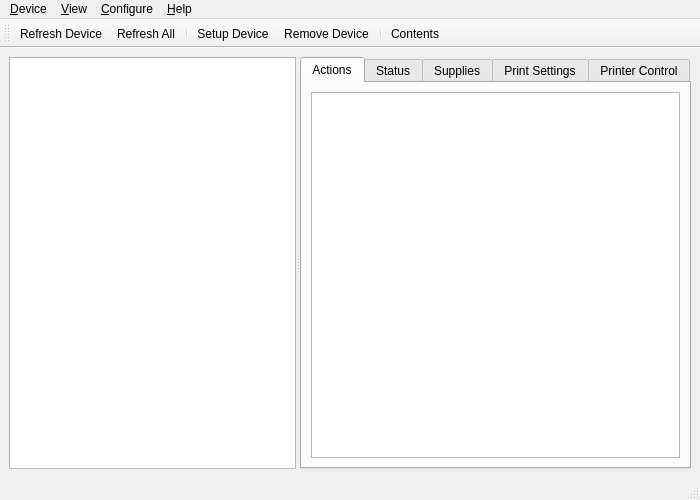
jpopelka/hplip, file ui4/devmgr5_base.ui: the form before one commit.
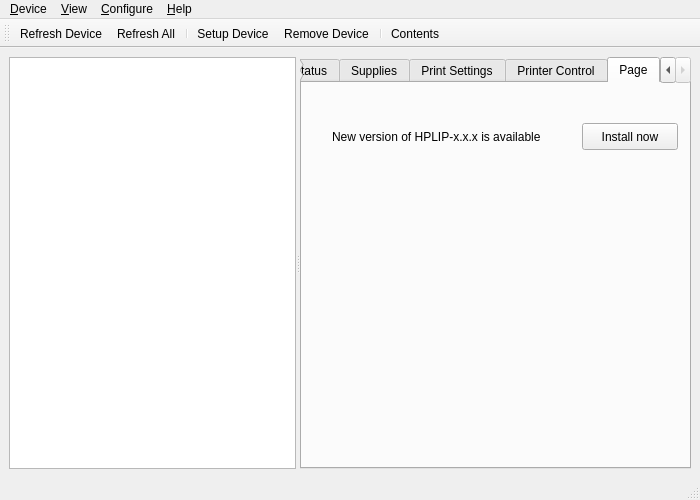
The form after the commit. Custom widgets are drawn as their Qt base class.

```diff
--- a/ui4/devmgr5_base.ui
+++ b/ui4/devmgr5_base.ui
@@ -56,8 +56,11 @@
          <verstretch>0</verstretch>
         </sizepolicy>
        </property>
+       <property name="styleSheet">
+        <string notr="true"/>
+       </property>
        <property name="currentIndex">
-        <number>0</number>
+        <number>5</number>
        </property>
        <widget class="QWidget" name="Actions">
         <attribute name="title">
@@ -544,6 +547,37 @@
          </item>
         </layout>
        </widget>
+       <widget class="QWidget" name="tab_3">
+        <attribute name="title">
+         <string>Page</string>
+        </attribute>
+        <widget class="QPushButton" name="pushButton">
+         <property name="geometry">
+          <rect>
+           <x>280</x>
+           <y>40</y>
+           <width>96</width>
+           <height>27</height>
+          </rect>
+         </property>
+         <property name="text">
+          <string>Install now</string>
+         </property>
+        </widget>
+        <widget class="QLabel" name="label">
+         <property name="geometry">
+          <rect>
+           <x>30</x>
+           <y>45</y>
+           <width>251</width>
+           <height>17</height>
+          </rect>
+         </property>
+         <property name="text">
+          <string>New version of HPLIP-x.x.x is available</string>
+         </property>
+        </widget>
+       </widget>
       </widget>
      </widget>
     </item>
```
Left out of the diff: 2 changed lines with no effect on the pictures.
